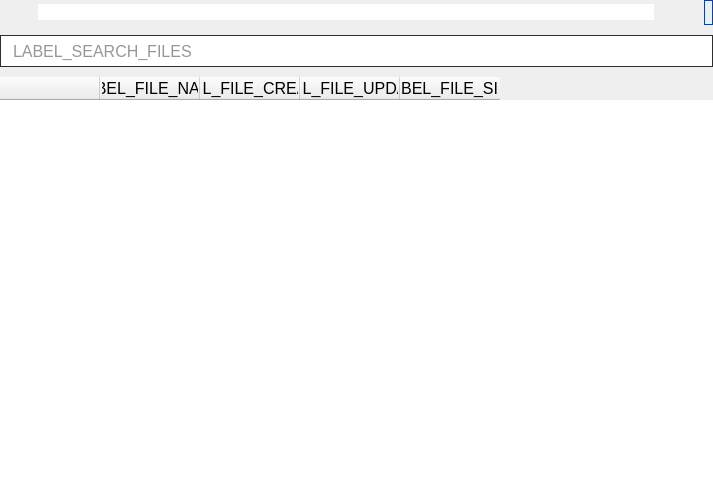
The window that parsec/core/gui/forms/files_widget.ui (Scille/parsec-cloud) describes before a commit, drawn with Qt 5.
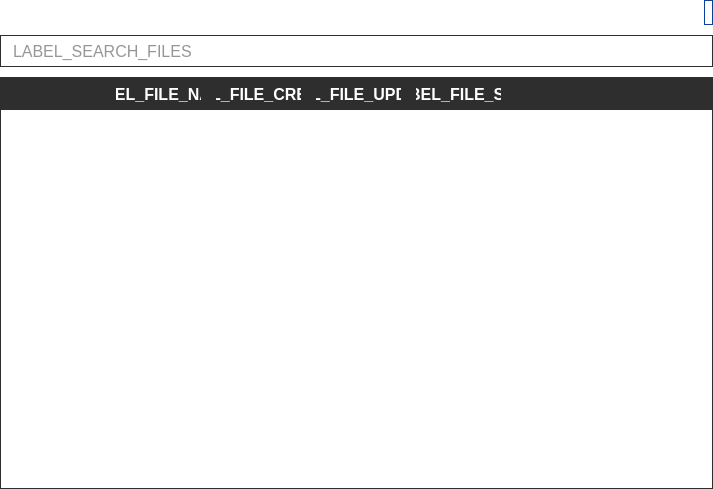
The same window after the commit. Icons and pictures are not drawn. Custom widgets are drawn as their Qt base class.

Commit message: [GUI] Fixed scrolling bar for users and devices

Diff of the .ui file:
```diff
--- a/parsec/core/gui/forms/files_widget.ui
+++ b/parsec/core/gui/forms/files_widget.ui
@@ -65,6 +65,11 @@
 text-align: left;
 }
 
+QHeaderView
+{
+background-color: rgb(46, 46, 46);
+}
+
 QTableWidget::item
 {
 background-color: rgb(255, 255, 255);
@@ -97,7 +102,7 @@
 padding-right: 32px;
 width: 16px;
 height: 16px;
-}s</string>
+}</string>
   </property>
   <layout class="QVBoxLayout" name="verticalLayout">
    <property name="leftMargin">
```
The commit also changes 2 other files.
